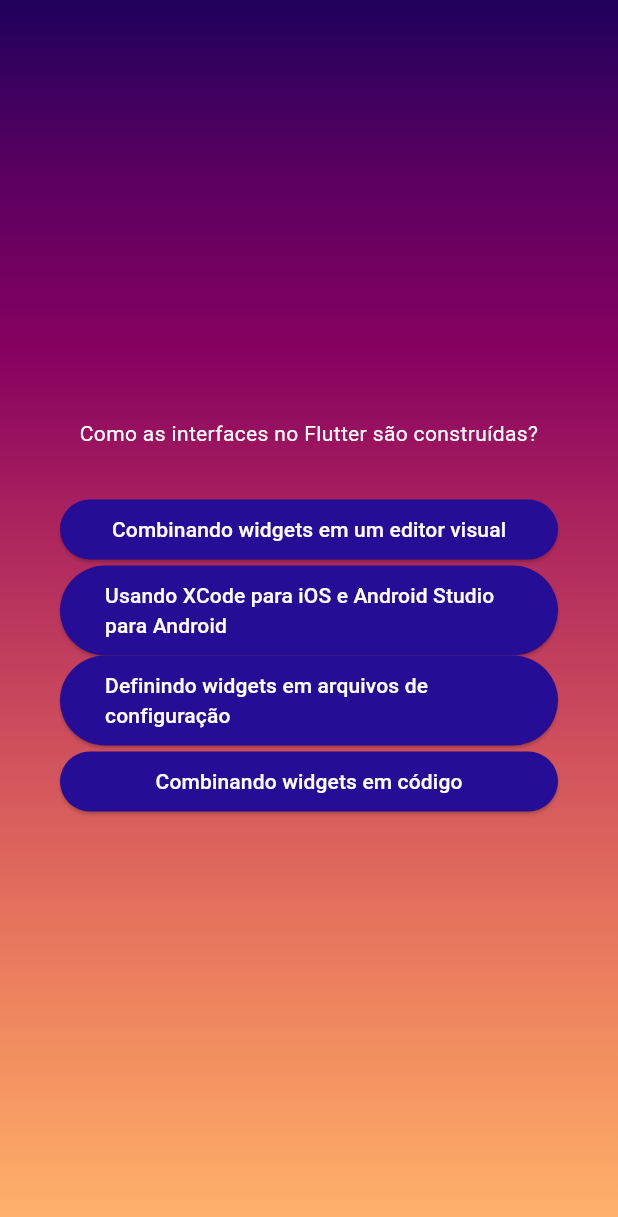
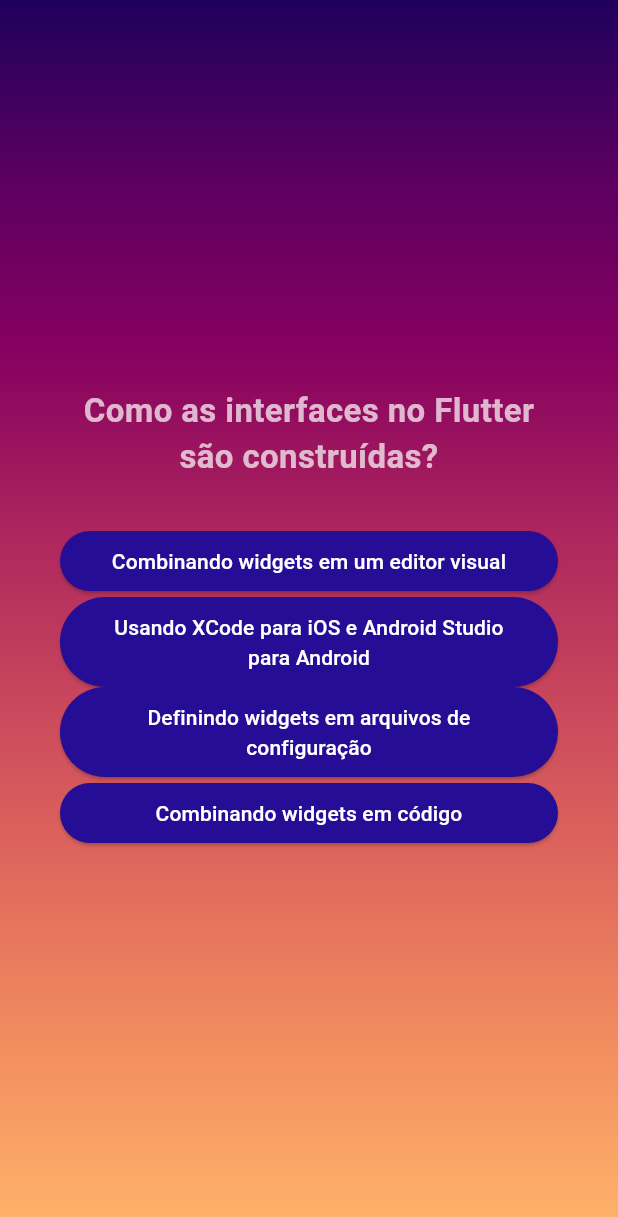
Before and after one commit to rlneto/flutterquiz, a Flutter app: the screen it shows after launch, after a tap on "Começar agora!", after a tap on "Componentes", on a phone screen of 412 x 824 dp. Shown: the top 1217 px of the screen. Run offline on Flutter 3.47's test engine with Material 3 defaults, Android fonts, the phone set to English and light mode, and no system bars; our stand-ins replace google_fonts.

```diff
--- a/lib/answer_button.dart
+++ b/lib/answer_button.dart
@@ -20,7 +20,7 @@ class AnswerButton extends StatelessWidget {
         foregroundColor: Colors.white,
         padding: EdgeInsets.symmetric(vertical: 10, horizontal: 30),
       ),
-      child: Text(answerText),
+      child: Text(answerText, textAlign: TextAlign.center),
     );
   }
 }
--- a/lib/questions_screen.dart
+++ b/lib/questions_screen.dart
@@ -1,9 +1,12 @@
 import 'package:flutter/material.dart';
 import 'package:flutterquiz/answer_button.dart';
 import 'package:flutterquiz/data/questions.dart';
+import 'package:google_fonts/google_fonts.dart';
 
 class QuestionsScreen extends StatefulWidget {
-  const QuestionsScreen({super.key});
+  const QuestionsScreen({super.key, required this.onSelectAnswer});
+
+  final void Function(String answer) onSelectAnswer;
 
   @override
   State<QuestionsScreen> createState() {
@@ -14,7 +17,8 @@ class QuestionsScreen extends StatefulWidget {
 class _QuestionsScreenState extends State<QuestionsScreen> {
   var currentQuestionIndex = 0;
 
-  void answerQuestion() {
+  void answerQuestion(String selectedAnswer) {
+    widget.onSelectAnswer(selectedAnswer);
     setState(() {
       currentQuestionIndex < 5 ? currentQuestionIndex++ : currentQuestionIndex;
     });
@@ -34,12 +38,21 @@ class _QuestionsScreenState extends State<QuestionsScreen> {
           children: [
             Text(
               currentQuestion.text,
-              style: TextStyle(color: Colors.white),
+              style: GoogleFonts.roboto(
+                color: Colors.white70,
+                fontSize: 22,
+                fontWeight: FontWeight.bold,
+              ),
               textAlign: TextAlign.center,
             ),
             SizedBox(height: 30),
             ...currentQuestion.getShuffledAnswers().map((answer) {
-              return AnswerButton(answerText: answer, onTap: answerQuestion);
+              return AnswerButton(
+                answerText: answer,
+                onTap: () {
+                  answerQuestion(answer);
+                },
+              );
             }),
           ],
         ),
--- a/lib/quiz.dart
+++ b/lib/quiz.dart
@@ -1,4 +1,5 @@
 import 'package:flutter/material.dart';
+import 'package:flutterquiz/data/questions.dart';
 import 'package:flutterquiz/questions_screen.dart';
 import "package:flutterquiz/start_screen.dart";
 
@@ -12,6 +13,8 @@ class Quiz extends StatefulWidget {
 }
 
 class _QuizState extends State<Quiz> {
+  final List<String> selectedAnswers = [];
+
   var activeScreen = 'start-screen';
 
   void switchScreen() {
@@ -20,8 +23,23 @@ class _QuizState extends State<Quiz> {
     });
   }
 
+  void chooseAnswer(String answer) {
+    selectedAnswers.add(answer);
+
+    if (selectedAnswers.length == questions.length) {
+      setState(() {
+        activeScreen = 'start-screen';
+        selectedAnswers.clear();
+      });
+    }
+  }
+
   @override
   Widget build(context) {
+    Widget screenWidget = StartScreen(switchScreen);
+    if (activeScreen == 'questions-screen') {
+      screenWidget = (QuestionsScreen(onSelectAnswer: chooseAnswer));
+    }
     return MaterialApp(
       home: Scaffold(
         body: Container(
@@ -42,10 +60,7 @@ class _QuizState extends State<Quiz> {
               tileMode: TileMode.mirror,
             ),
           ),
-          child:
-              activeScreen == 'start-screen'
-                  ? StartScreen(switchScreen)
-                  : const QuestionsScreen(),
+          child: screenWidget,
         ),
       ),
     );
--- a/pubspec.yaml
+++ b/pubspec.yaml
@@ -34,6 +34,7 @@ dependencies:
   # The following adds the Cupertino Icons font to your application.
   # Use with the CupertinoIcons class for iOS style icons.
   cupertino_icons: ^1.0.8
+  google_fonts: ^6.2.1
 
 dev_dependencies:
   flutter_test:
```
Also changed, not shown: pubspec.lock, 2 other files.
